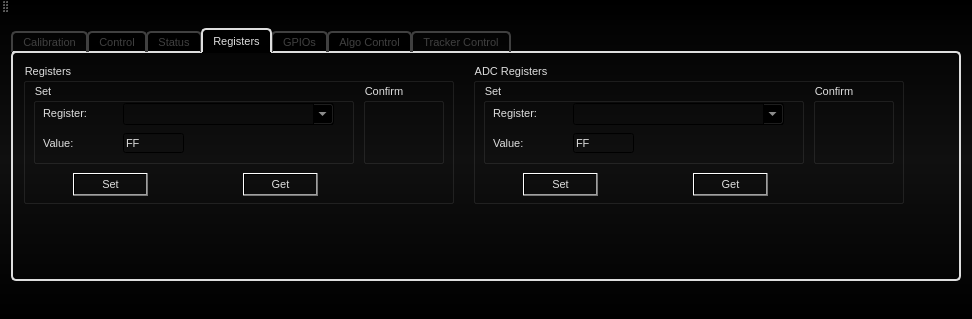
samanwaya-jena/EVAL-ADAL6110-16-GUI, file src/AWLQtDemo/awlqtdemo.ui: the form before one commit.
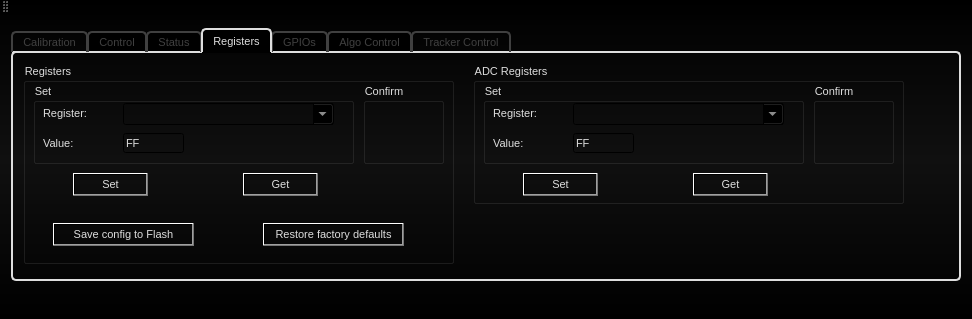
The form after the commit. Icons and pictures are not drawn.

Commit message: Added buttons to SaveToFlash/RestoreFactoryDefaults

```diff
--- a/src/AWLQtDemo/awlqtdemo.ui
+++ b/src/AWLQtDemo/awlqtdemo.ui
@@ -3547,7 +3547,7 @@
             <x>10</x>
             <y>10</y>
             <width>431</width>
-            <height>141</height>
+            <height>201</height>
            </rect>
           </property>
           <property name="title">
@@ -3718,6 +3718,42 @@
             </property>
            </widget>
           </widget>
+          <widget class="QPushButton" name="registerFPGASaveToFlash">
+           <property name="geometry">
+            <rect>
+             <x>30</x>
+             <y>160</y>
+             <width>141</width>
+             <height>23</height>
+            </rect>
+           </property>
+           <property name="font">
+            <font>
+             <pointsize>-1</pointsize>
+            </font>
+           </property>
+           <property name="text">
+            <string>Save config to Flash</string>
+           </property>
+          </widget>
+          <widget class="QPushButton" name="registerFPGARestoreFactoryDefaults">
+           <property name="geometry">
+            <rect>
+             <x>240</x>
+             <y>160</y>
+             <width>141</width>
+             <height>23</height>
+            </rect>
+           </property>
+           <property name="font">
+            <font>
+             <pointsize>-1</pointsize>
+            </font>
+           </property>
+           <property name="text">
+            <string>Restore factory defaults</string>
+           </property>
+          </widget>
          </widget>
          <widget class="QGroupBox" name="registerADCGroupBox">
           <property name="geometry">
```
The commit also changes 2 other files.
